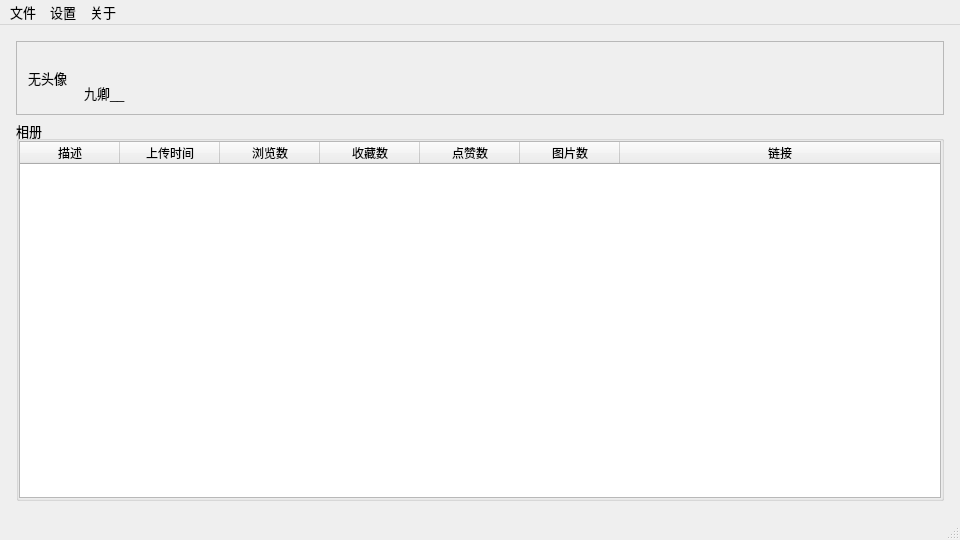
The window that Qt/mwin.ui (taseikyo/bili-box) describes before a commit, drawn with Qt 5.
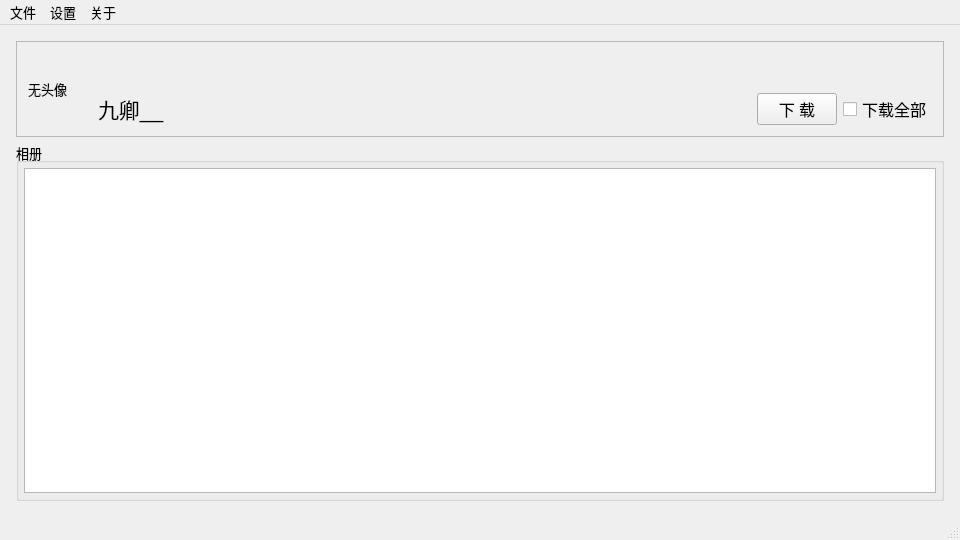
The same window after the commit. The open tabs and pages were chosen to show the change. Icons and pictures are not drawn.

Diff of the .ui file:
```diff
--- a/Qt/mwin.ui
+++ b/Qt/mwin.ui
@@ -401,7 +401,7 @@
        </layout>
       </widget>
       <widget class="QWidget" name="ppage">
-       <layout class="QVBoxLayout" name="verticalLayout" stretch="1,9">
+       <layout class="QVBoxLayout" name="verticalLayout" stretch="0,9">
         <property name="spacing">
          <number>5</number>
         </property>
@@ -425,19 +425,19 @@
           <property name="frameShadow">
            <enum>QFrame::Raised</enum>
           </property>
-          <layout class="QHBoxLayout" name="horizontalLayout_4">
+          <layout class="QHBoxLayout" name="horizontalLayout_5">
            <item>
             <widget class="QLabel" name="pavator">
              <property name="minimumSize">
               <size>
-               <width>50</width>
-               <height>50</height>
+               <width>64</width>
+               <height>64</height>
               </size>
              </property>
              <property name="maximumSize">
               <size>
-               <width>200</width>
-               <height>200</height>
+               <width>64</width>
+               <height>64</height>
               </size>
              </property>
              <property name="text">
@@ -462,6 +462,11 @@
              </item>
              <item>
               <widget class="QLabel" name="pname">
+               <property name="font">
+                <font>
+                 <pointsize>16</pointsize>
+                </font>
+               </property>
                <property name="text">
                 <string>九卿__</string>
                </property>
@@ -482,6 +487,60 @@
              </property>
             </spacer>
            </item>
+           <item>
+            <layout class="QVBoxLayout" name="verticalLayout_6">
+             <item>
+              <spacer name="verticalSpacer_2">
+               <property name="orientation">
+                <enum>Qt::Vertical</enum>
+               </property>
+               <property name="sizeHint" stdset="0">
+                <size>
+                 <width>20</width>
+                 <height>40</height>
+                </size>
+               </property>
+              </spacer>
+             </item>
+             <item>
+              <layout class="QHBoxLayout" name="horizontalLayout_4">
+               <item>
+                <widget class="QToolButton" name="pdownloadBtn">
+                 <property name="minimumSize">
+                  <size>
+                   <width>80</width>
+                   <height>32</height>
+                  </size>
+                 </property>
+                 <property name="font">
+                  <font>
+                   <pointsize>12</pointsize>
+                  </font>
+                 </property>
+                 <property name="cursor">
+                  <cursorShape>PointingHandCursor</cursorShape>
+                 </property>
+                 <property name="text">
+                  <string>下 载</string>
+                 </property>
+                </widget>
+               </item>
+               <item>
+                <widget class="QCheckBox" name="pdlAllBox">
+                 <property name="font">
+                  <font>
+                   <pointsize>12</pointsize>
+                  </font>
+                 </property>
+                 <property name="text">
+                  <string>下载全部</string>
+                 </property>
+                </widget>
+               </item>
+              </layout>
+             </item>
+            </layout>
+           </item>
           </layout>
          </widget>
         </item>
@@ -492,27 +551,30 @@
           </property>
           <layout class="QVBoxLayout" name="verticalLayout_4">
            <property name="spacing">
-            <number>0</number>
+            <number>5</number>
            </property>
            <property name="leftMargin">
-            <number>0</number>
+            <number>5</number>
            </property>
            <property name="topMargin">
-            <number>0</number>
+            <number>5</number>
            </property>
            <property name="rightMargin">
-            <number>0</number>
+            <number>5</number>
            </property>
            <property name="bottomMargin">
-            <number>0</number>
+            <number>5</number>
            </property>
            <item>
             <widget class="QTableWidget" name="ptable">
+             <property name="alternatingRowColors">
+              <bool>true</bool>
+             </property>
              <property name="selectionBehavior">
               <enum>QAbstractItemView::SelectRows</enum>
              </property>
              <attribute name="horizontalHeaderVisible">
-              <bool>true</bool>
+              <bool>false</bool>
              </attribute>
              <attribute name="horizontalHeaderStretchLastSection">
               <bool>true</bool>
```
Left out of the diff: 78 changed lines with no effect on the pictures.
